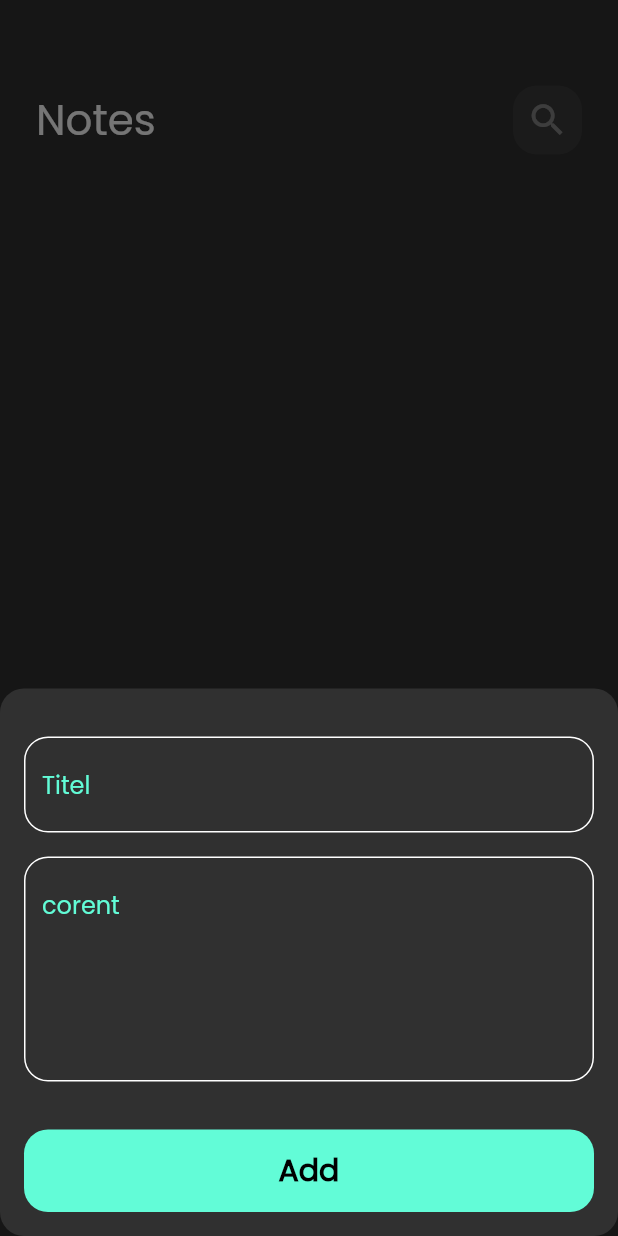
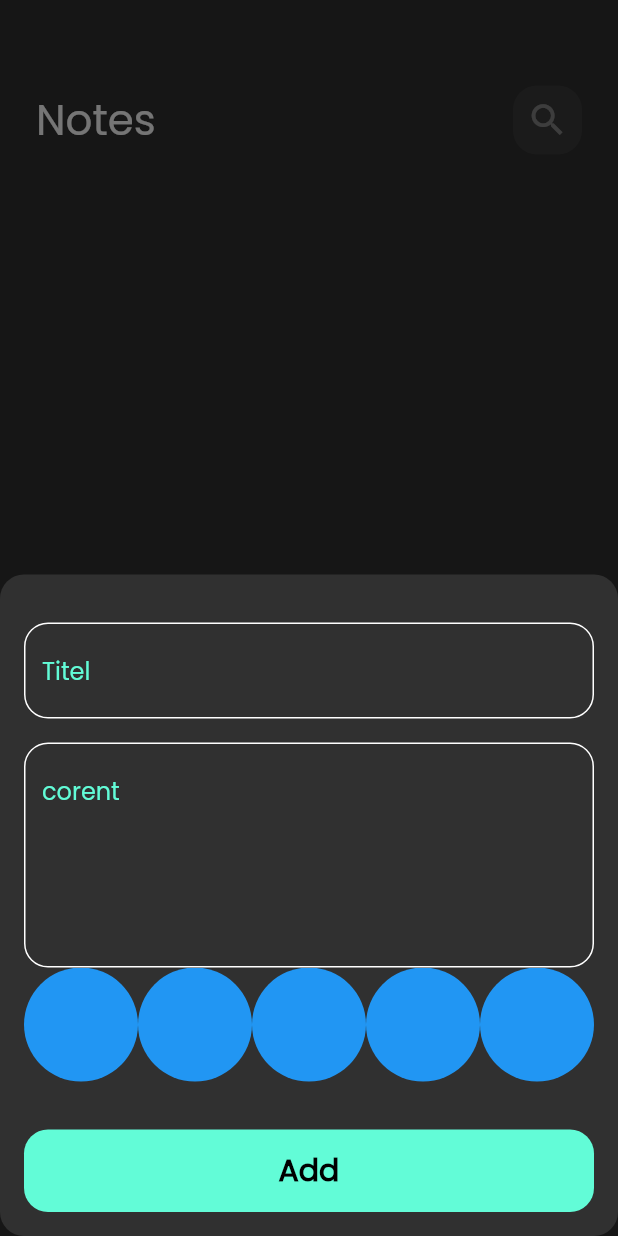
Before and after one commit to abdallh18/notes_app, a Flutter app: the screen it shows after launch, after a tap on the "add" icon, on a phone screen of 412 x 824 dp. Run offline on Flutter 3.47's test engine with Material 2 defaults, Android fonts, the phone set to English and light mode, and no system bars; our stand-ins replace bloc, flutter_bloc, font_awesome_flutter, hive, hive_flutter; accounts and stored records are empty.

Commit message:
ceate colors list view part 1

```diff
--- a/lib/widgets/add_note_form.dart
+++ b/lib/widgets/add_note_form.dart
@@ -3,6 +3,7 @@ import 'package:flutter_bloc/flutter_bloc.dart';
 import 'package:intl/intl.dart';
 import 'package:note_app/cubits/abb_note_cubit/add_note_cubit.dart';
 import 'package:note_app/models/note_model.dart';
+import 'colors_list_view.dart';
 import 'custom_bottom.dart';
 import 'custom_text_field.dart';
 
@@ -45,6 +46,7 @@ class _AddNoteFormState extends State<AddNoteForm> {
             hint: 'corent',
             maxLine: 5,
           ),
+          const ColorsListView(),
           const SizedBox(
             height: 32,
           ),
--- /dev/null
+++ b/lib/widgets/colors_list_view.dart
@@ -0,0 +1,31 @@
+import 'package:flutter/material.dart';
+
+class ColorItem extends StatelessWidget {
+  const ColorItem({super.key});
+
+  @override
+  Widget build(BuildContext context) {
+    return const CircleAvatar(
+      backgroundColor: Colors.blue,
+      radius: 38,
+    );
+  }
+}
+
+class ColorsListView extends StatelessWidget {
+  const ColorsListView({super.key});
+
+  @override
+  Widget build(BuildContext context) {
+    return SizedBox(
+      height: 38 * 2,
+      child: ListView.builder(
+        itemCount: 10,
+        scrollDirection: Axis.horizontal,
+        itemBuilder: (context, index) {
+          return const ColorItem();
+        },
+      ),
+    );
+  }
+}
--- a/lib/widgets/notes_list_view.dart
+++ b/lib/widgets/notes_list_view.dart
@@ -12,8 +12,8 @@ class NotesListView extends StatelessWidget {
   Widget build(BuildContext context) {
     return BlocBuilder<NotesCubit, NotesState>(
       builder: (context, state) {
-        List<NoteModel> notes =
-            BlocProvider.of<NotesCubit>(context).notes ?? [];
+        BlocProvider.of<NotesCubit>(context).fetchAllNotes();
+        List<NoteModel> notes = BlocProvider.of<NotesCubit>(context).notes!;
         return Padding(
           padding: const EdgeInsets.only(bottom: 16),
           child: ListView.builder(
```
